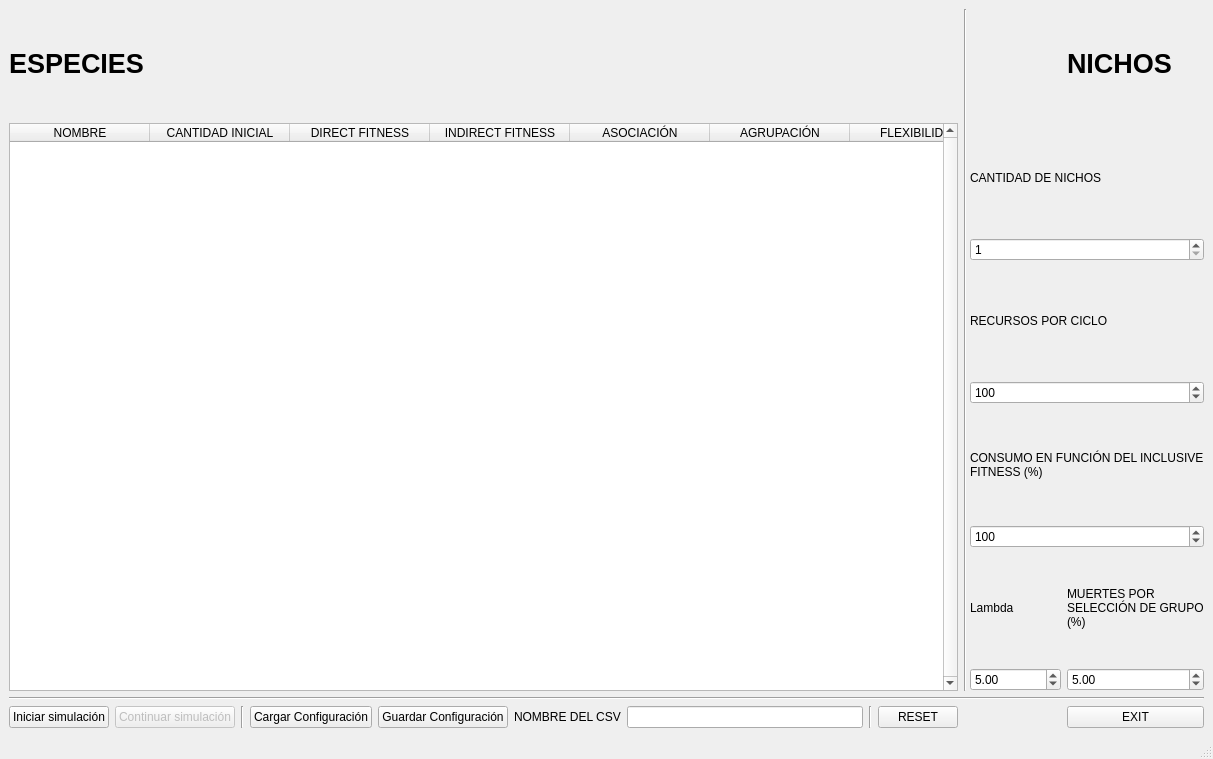
Charliek794/CA, file AUTOMATA_CELULAR.ui: the form before one commit.
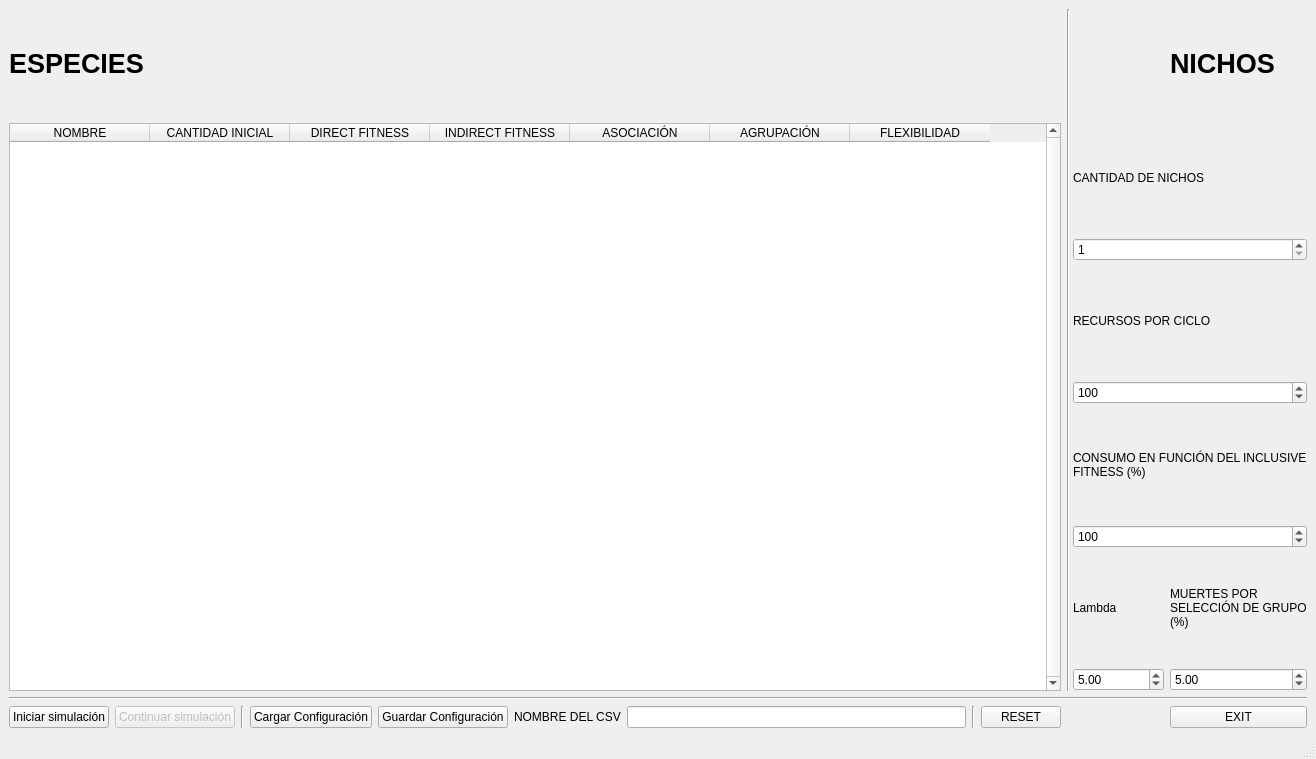
The form after the commit.

What changed in the file:
```diff
--- a/AUTOMATA_CELULAR.ui
+++ b/AUTOMATA_CELULAR.ui
@@ -6,7 +6,7 @@
    <rect>
     <x>0</x>
     <y>0</y>
-    <width>1213</width>
+    <width>1316</width>
     <height>759</height>
    </rect>
   </property>
```
Left out of the diff: 4 changed lines with no effect on the pictures.
